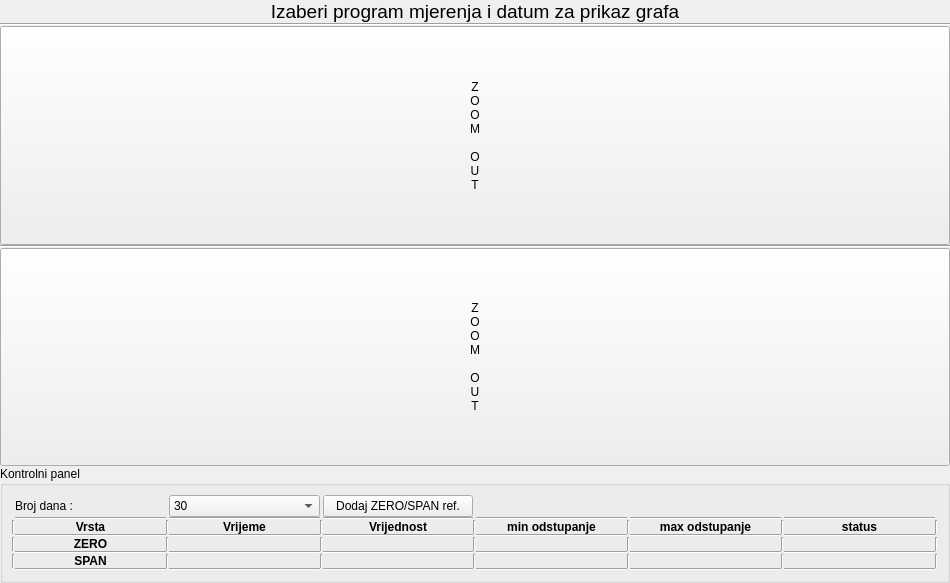
First picture: the form in app/view/ui_files/zero_span_panel.ui, repository kluksa/kontrola-podataka, before the edit.
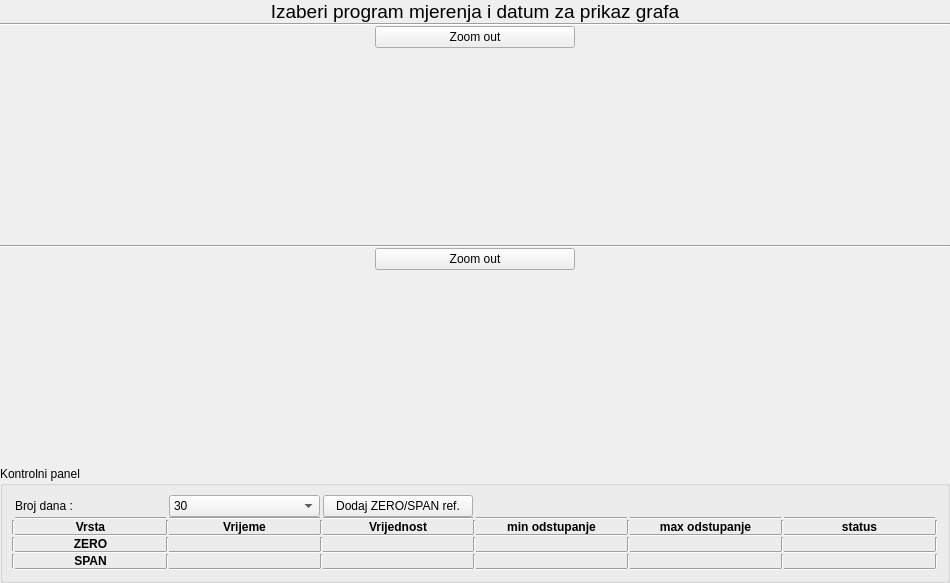
Second picture: the form after the edit.

Commit message:
korekcija gui, preformance fix
- promjena izgleda gumba za zoom out
- premjestanje podataka za satnu i minutnu tocku (vise vertikalnog
prostora za grafove)
- ubrzavanje citanja podataka u dokument. Znatno poboljsanje brzine.
-ispravak bugova (inicijalizacija legende...)

```diff
--- a/app/view/ui_files/zero_span_panel.ui
+++ b/app/view/ui_files/zero_span_panel.ui
@@ -51,24 +51,40 @@
    <item>
     <layout class="QHBoxLayout" name="horizontalLayout">
      <item>
+      <layout class="QVBoxLayout" name="verticalLayout_3">
+       <item>
       <widget class="QPushButton" name="zoomOutSpan">
        <property name="sizePolicy">
-        <sizepolicy hsizetype="Minimum" vsizetype="MinimumExpanding">
+          <sizepolicy hsizetype="Minimum" vsizetype="Fixed">
          <horstretch>0</horstretch>
          <verstretch>0</verstretch>
         </sizepolicy>
        </property>
+         <property name="maximumSize">
+          <size>
+           <width>200</width>
+           <height>16777215</height>
+          </size>
+         </property>
        <property name="text">
-        <string>Z
-O
-O
-M
-
-O
-U
-T</string>
-       </property>
-      </widget>
+          <string>Zoom out</string>
+         </property>
+        </widget>
+       </item>
+       <item>
+        <spacer name="verticalSpacer">
+         <property name="orientation">
+          <enum>Qt::Vertical</enum>
+         </property>
+         <property name="sizeHint" stdset="0">
+          <size>
+           <width>20</width>
+           <height>40</height>
+          </size>
+         </property>
+        </spacer>
+       </item>
+      </layout>
      </item>
      <item>
       <layout class="QVBoxLayout" name="spanLayout">
@@ -92,24 +108,40 @@
    <item>
     <layout class="QHBoxLayout" name="horizontalLayout_2">
      <item>
+      <layout class="QVBoxLayout" name="verticalLayout_4">
+       <item>
       <widget class="QPushButton" name="zoomOutZero">
        <property name="sizePolicy">
-        <sizepolicy hsizetype="Minimum" vsizetype="MinimumExpanding">
+          <sizepolicy hsizetype="Minimum" vsizetype="Fixed">
          <horstretch>0</horstretch>
          <verstretch>0</verstretch>
         </sizepolicy>
        </property>
+         <property name="maximumSize">
+          <size>
+           <width>200</width>
+           <height>16777215</height>
+          </size>
+         </property>
        <property name="text">
-        <string>Z
-O
-O
-M
-
-O
-U
-T</string>
-       </property>
-      </widget>
+          <string>Zoom out</string>
+         </property>
+        </widget>
+       </item>
+       <item>
+        <spacer name="verticalSpacer_2">
+         <property name="orientation">
+          <enum>Qt::Vertical</enum>
+         </property>
+         <property name="sizeHint" stdset="0">
+          <size>
+           <width>20</width>
+           <height>40</height>
+          </size>
+         </property>
+        </spacer>
+       </item>
+      </layout>
      </item>
      <item>
       <layout class="QVBoxLayout" name="zeroLayout">
```
Lines whose indentation alone changed are shown as unchanged. The commit also changes 5 other files.
